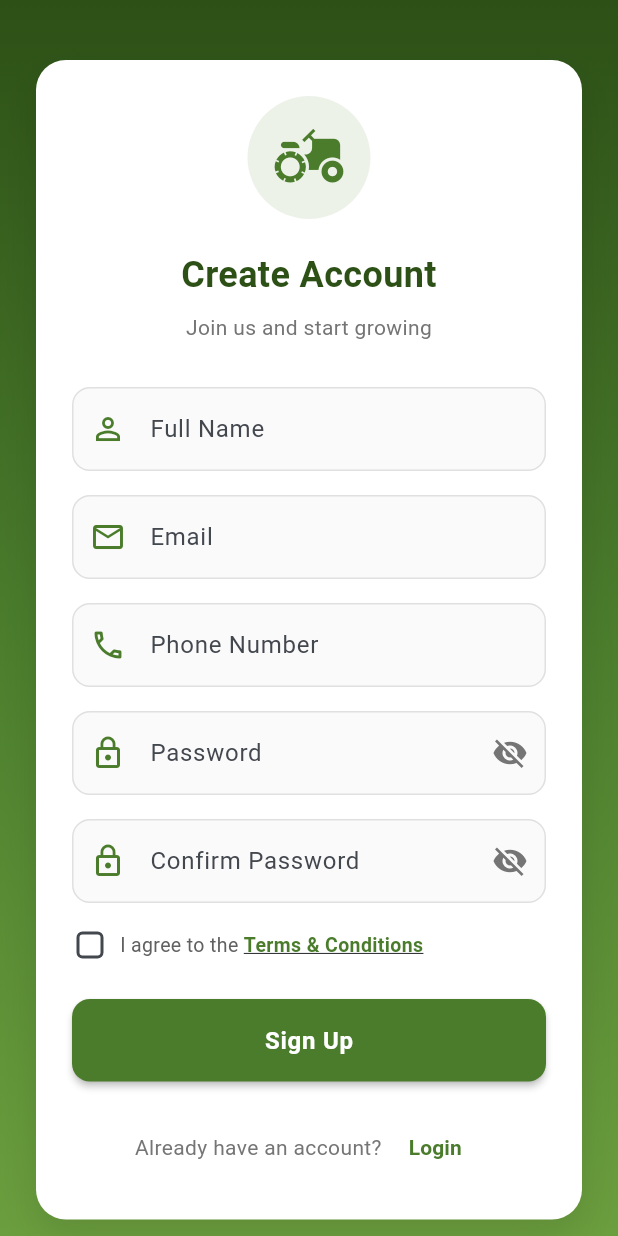
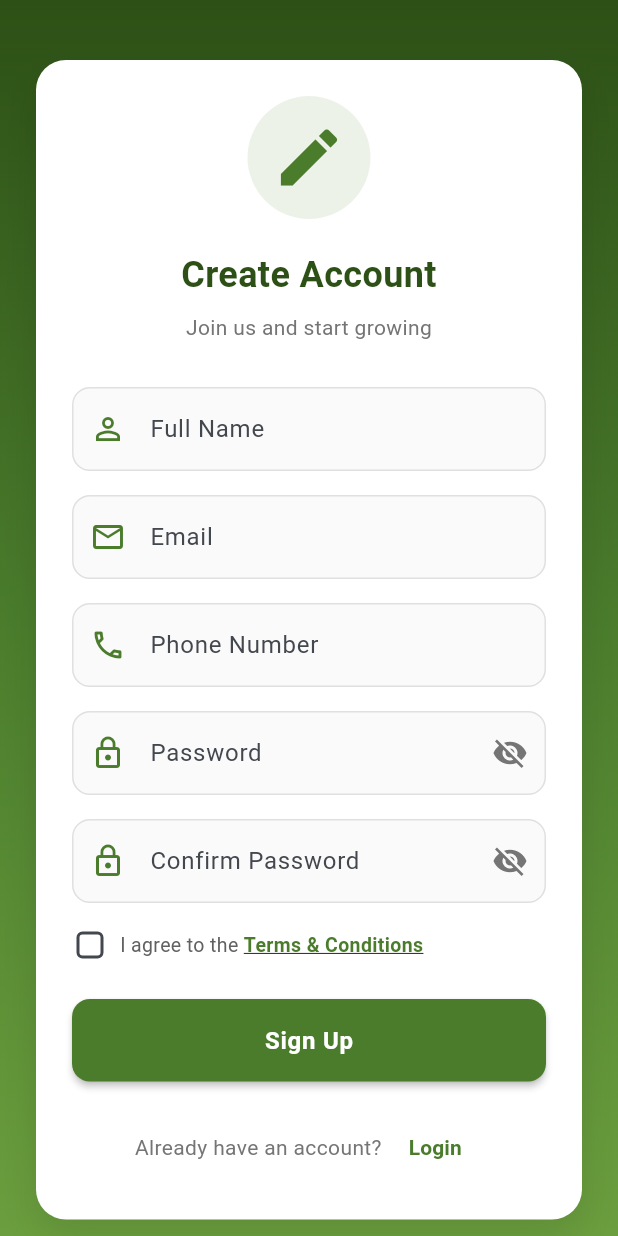
Before and after one commit to JizterBonza/Mobile-Web-App-Startup-Project-Mobile, a Flutter app: the SignUpScreen screen opened directly, on a phone screen of 412 x 824 dp. Run offline on Flutter 3.47's test engine with Material 3 defaults, Android fonts, the phone set to English and light mode, and no system bars.

Commit message:
Update signUpScreen.dart

```diff
--- a/mobile_app/lib/screens/signUpScreen.dart
+++ b/mobile_app/lib/screens/signUpScreen.dart
@@ -80,7 +80,7 @@ class _SignUpScreenState extends State<SignUpScreen> {
                               shape: BoxShape.circle,
                             ),
                             child: Icon(
-                              Icons.agriculture,
+                              Icons.create,
                               size: 50,
                               color: AppColors.mediumGreen,
                             ),
```
